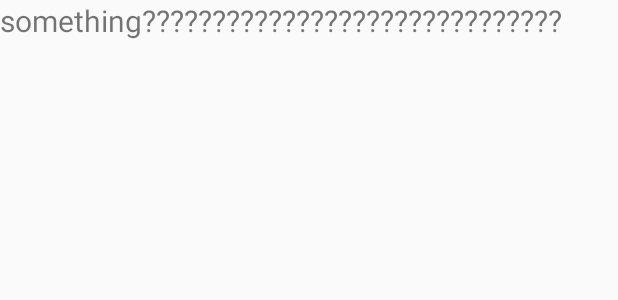
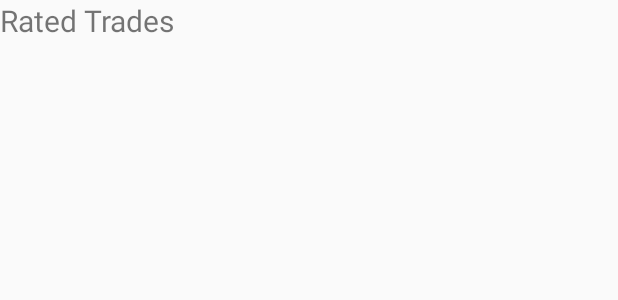
Before and after one commit to Fund-nominal/FundNominal, an Android app: the layout fragment_swap_list.xml on its own in the app's theme, with its tools: preview values and no code run, on a phone screen of 412 x 824 dp. Shown: the top 300 px of the screen. Run offline under Robolectric (Android 15) with nearby library versions, the phone set to English and light mode, and no system bars.

Commit message:
Updated Compare Fragment Title

```diff
--- a/app/src/main/java/gac/coolteamname/fundnominal/FundListFragment.java
+++ b/app/src/main/java/gac/coolteamname/fundnominal/FundListFragment.java
@@ -345,7 +345,6 @@ public class FundListFragment extends Fragment {
     @Override
     public void onResume() {
         super.onResume();
-        System.out.println("ABC Easy as 123");
         mFundRecyclerView.setAdapter(mAdapter);
         updateUI();
     }
--- a/app/src/main/java/gac/coolteamname/fundnominal/Utilities.java
+++ b/app/src/main/java/gac/coolteamname/fundnominal/Utilities.java
@@ -58,7 +58,8 @@ public class Utilities {
         orderedScoresAndSwaps.putAll(scoresAndSwaps);
 
         for(Map.Entry<Double, String> entry : orderedScoresAndSwaps.entrySet()) {
-            orderedExchanges.add(entry.getValue() + " has rating " + entry.getKey().toString() + "/252.");
+            orderedExchanges.add(entry.getValue() + " has rating " +
+                    (double)Math.round(entry.getKey())/100);
         }
         return orderedExchanges;
     }
@@ -86,8 +87,7 @@ public class Utilities {
         //Arrays.sort(comparison);
         // TODO: Duy has an idea to optimize this. Instead of go through the loop AND THEN sort, we can go through the loop only once.
         //double rating = ((double)getArrayIndex(comparison, todaysRatio) / comparison.length);
-        double scaledRating = Math.round((double)(score) / 254 * 252 * 100);
-        scaledRating = scaledRating / 100;
+        double scaledRating = (double)(score) / daysOpenInLastYear * 1000;
         return scaledRating;
     }
 
--- a/app/src/main/res/layout/fragment_swap_list.xml
+++ b/app/src/main/res/layout/fragment_swap_list.xml
@@ -9,7 +9,7 @@
         android:layout_width="match_parent"
         android:layout_height="wrap_content"
         android:textSize="20sp"
-        android:text="something??????????????????????????????" />
+        android:text="@string/swipe_title" />
 
     <android.support.v7.widget.RecyclerView
         android:id="@+id/swap_recycler_view"
--- a/app/src/main/res/values/strings.xml
+++ b/app/src/main/res/values/strings.xml
@@ -23,4 +23,5 @@
     <string name="question_mark">"?"</string>
     <string name="comparison_title">Ranked Exchanges</string>
     <string name="compare_funds">Compare</string>
+    <string name="swipe_title">Rated Trades</string>
 </resources>
```
